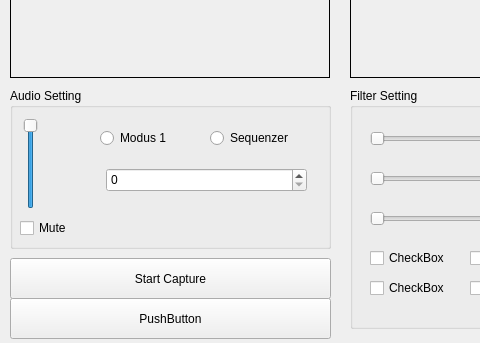
Qt form app/a/projectawidget.ui (avprg-soundtable/soundtable) before a commit; both pictures show x 0 to 480 and y 202 to 545 of the 690 by 545 pixel window.
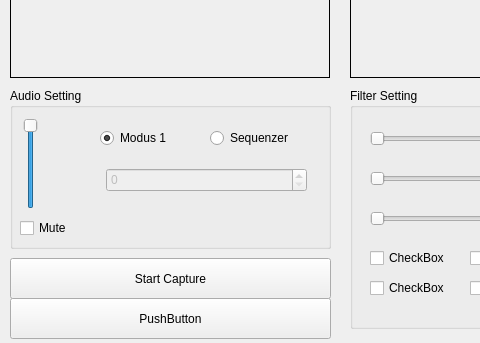
The same form after that commit. Custom widgets are drawn as their Qt base class.

Diff of the .ui file:
```diff
--- a/app/a/projectawidget.ui
+++ b/app/a/projectawidget.ui
@@ -132,6 +132,9 @@
     <property name="text">
      <string>Modus 1</string>
     </property>
+    <property name="checked">
+     <bool>true</bool>
+    </property>
    </widget>
    <widget class="QRadioButton" name="sequenzerCB">
     <property name="geometry">
@@ -160,6 +163,9 @@
     </property>
    </widget>
    <widget class="QSpinBox" name="beatSB">
+    <property name="enabled">
+     <bool>false</bool>
+    </property>
     <property name="geometry">
      <rect>
       <x>96</x>
```
Left out of the diff: 168 changed lines with no effect on the pictures.
